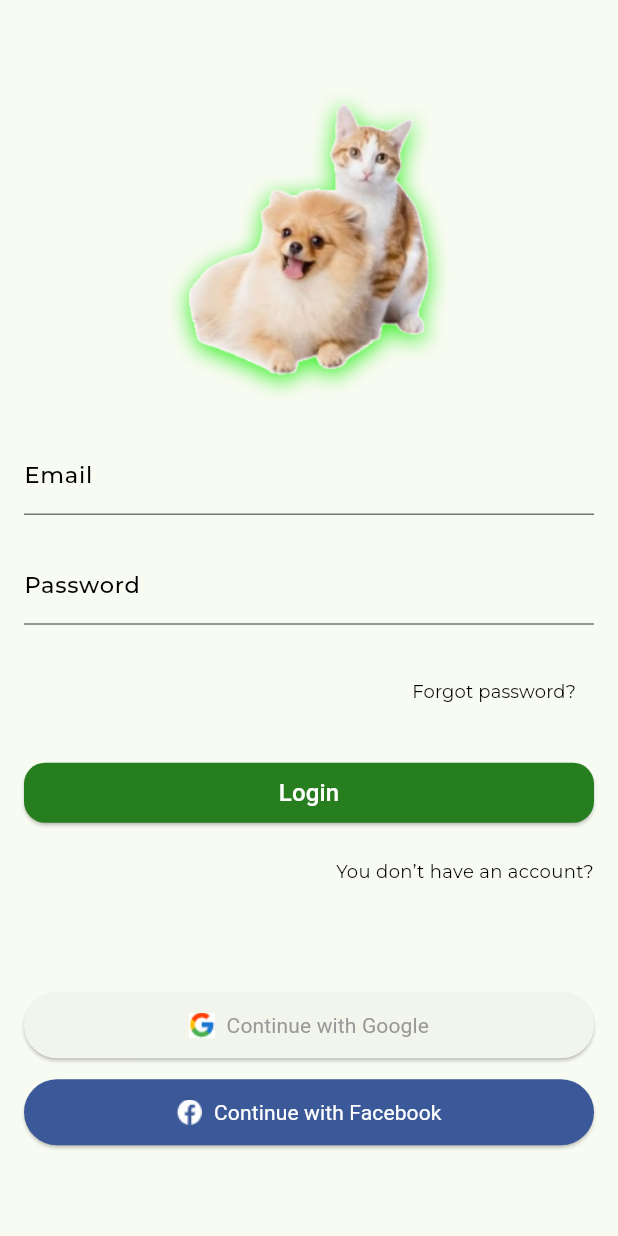
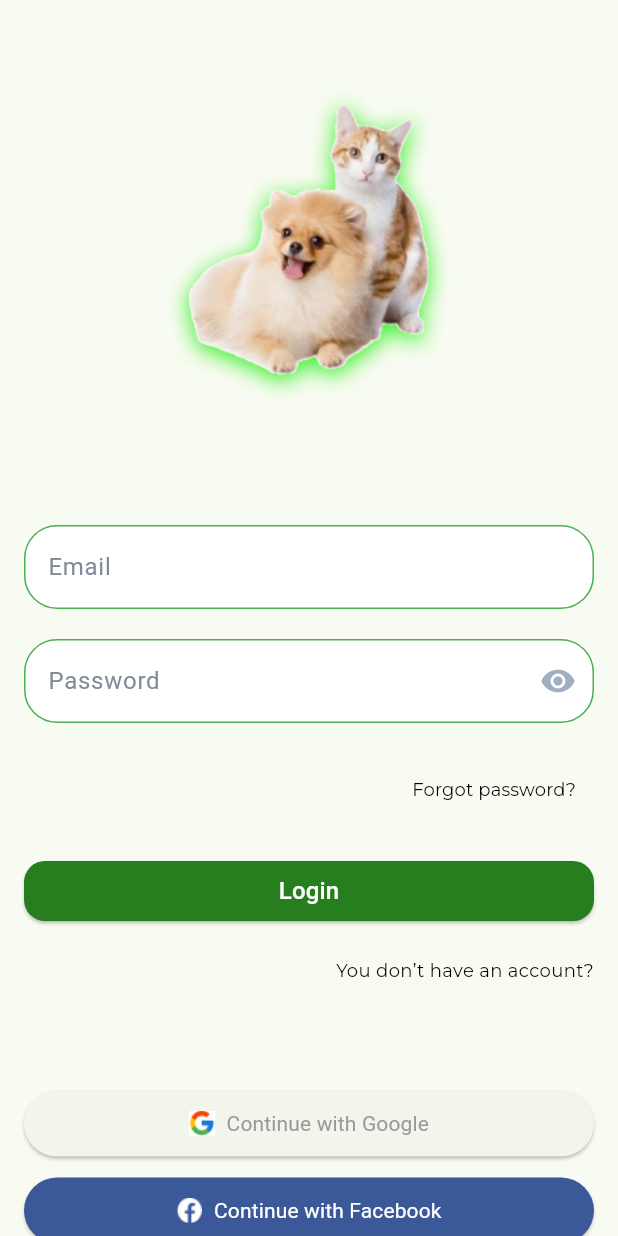
Before and after one commit to mustafalada36/pet_app, a Flutter app: the loginScreen screen opened directly, on a phone screen of 412 x 824 dp. Run offline on Flutter 3.47's test engine with Material 3 defaults, Android fonts, the phone set to English and light mode, and no system bars; our stand-ins replace cloud_firestore, curved_navigation_bar, firebase_auth, firebase_core, google_fonts; accounts and stored records are empty.

Commit message:
Ok ki report

```diff
--- a/lib/Screens/loginscreen.dart
+++ b/lib/Screens/loginscreen.dart
@@ -1,8 +1,49 @@
 import 'package:flutter/material.dart';
 import 'package:google_fonts/google_fonts.dart';
-import 'package:pet_app/Screens/otpscreen.dart'; // Import the google_fonts package
+import 'package:pet_app/Screens/getStarted.dart';
+import 'package:pet_app/Screens/otpscreen.dart';
+import '../Firebase_services/authetication.dart';
+import '../Firebase_services/snack_bar.dart'; // Import the google_fonts package
 
-class loginScreen extends StatelessWidget {
+class loginScreen extends StatefulWidget {
+  @override
+  State<loginScreen> createState() => _loginScreenState();
+}
+
+class _loginScreenState extends State<loginScreen> {
+  bool _obscureText = true;
+  final TextEditingController emailController = TextEditingController();
+  final TextEditingController passController = TextEditingController();
+  bool isLoading = false;
+
+  @override
+  void dispose() {
+    super.dispose();
+    emailController.dispose();
+    passController.dispose();
+  }
+
+  void loginUsers() async {
+    String res = await AuthServices().loginUser(
+      email: emailController.text,
+      password: passController.text,
+    );
+    //if login  successful go ahead a=otherwise show error
+    if (res == 'Successful') {
+      setState(() {
+        isLoading = true;
+      });
+      //next screen
+      Navigator.pushReplacement(
+          context, MaterialPageRoute(builder: (context) => getStarted()));
+    } else {
+      setState(() {
+        isLoading = false;
+      });
+      showSnackBar(context, res);
+    }
+  }
+
   @override
   Widget build(BuildContext context) {
     return Scaffold(
@@ -18,47 +59,56 @@ class loginScreen extends StatelessWidget {
                   child: Image.asset('assets/images/loginimg.png',
                       width: 360.0, height: 214.0),
                 ),
-                const SizedBox(height: 20),
-                TextField(
+                const SizedBox(height: 80),
+                TextFormField(
+                  controller: emailController,
                   decoration: InputDecoration(
                     labelText: 'Email',
-                    labelStyle: GoogleFonts.montserrat(
-                      fontWeight: FontWeight.w500,
-                      fontSize: 15,
-                      color: Colors.black,
+                    enabledBorder: OutlineInputBorder(
+                        borderSide: BorderSide(color: Colors.green),
+                        borderRadius: BorderRadius.circular(22)),
+                    focusedBorder: OutlineInputBorder(
+                        borderSide: BorderSide(color: Colors.green),
+                        borderRadius: BorderRadius.circular(22)),
+                    labelStyle: TextStyle(
+                      color: Color(0xFF808B9A),
                     ),
-                    border: const UnderlineInputBorder(
-                      borderSide: BorderSide(
-                        color: Colors.black,
-                      ),
-                    ),
-                  ),
-                  style: GoogleFonts.montserrat(
-                    fontWeight: FontWeight.w500,
-                    fontSize: 15,
-                    color: Colors.black,
+                    border: InputBorder.none,
+                    filled: true,
+                    fillColor: Colors.white,
                   ),
                 ),
                 const SizedBox(height: 20),
-                TextField(
-                  obscureText: true,
+                TextFormField(
+                  controller: passController,
+                  obscureText: _obscureText,
                   decoration: InputDecoration(
                     labelText: 'Password',
-                    labelStyle: GoogleFonts.montserrat(
-                      fontWeight: FontWeight.w500,
-                      fontSize: 15,
-                      color: Colors.black,
+                    enabledBorder: OutlineInputBorder(
+                        borderSide: BorderSide(color: Colors.green),
+                        borderRadius: BorderRadius.circular(22)),
+                    focusedBorder: OutlineInputBorder(
+                        borderSide: BorderSide(color: Colors.green),
+                        borderRadius: BorderRadius.circular(22)),
+                    labelStyle: const TextStyle(
+                      color: Color(0xFF808B9A),
                     ),
-                    border: const UnderlineInputBorder(
-                      borderSide: BorderSide(
-                        color: Colors.black,
+                    border: InputBorder.none,
+                    filled: true,
+                    fillColor: Colors.white,
+                    suffixIcon: IconButton(
+                      icon: Icon(
+                        _obscureText
+                            ? Icons.visibility
+                            : Icons.visibility_off,
+                        color: const Color(0xFFA0AEC0),
                       ),
+                      onPressed: () {
+                        setState(() {
+                          _obscureText = !_obscureText;
+                        });
+                      },
                     ),
-                  ),
-                  style: GoogleFonts.montserrat(
-                    fontWeight: FontWeight.w500,
-                    fontSize: 15,
-                    color: Colors.black,
                   ),
                 ),
                 const SizedBox(height: 20),
@@ -83,13 +133,7 @@ class loginScreen extends StatelessWidget {
                   children: [
                     Expanded(
                       child: ElevatedButton(
-                        onPressed: () {
-                          Navigator.push(
-                            context,
-                            MaterialPageRoute(
-                                builder: (context) => const OTPScreen()),
-                          );
-                        },
+                        onPressed: loginUsers,
                         style: ButtonStyle(
                           backgroundColor: WidgetStateProperty.all<Color>(
                               const Color(0xFF267E1E)),
--- a/lib/main.dart
+++ b/lib/main.dart
@@ -60,7 +60,7 @@ class MyApp extends StatelessWidget {
         colorScheme: ColorScheme.fromSeed(seedColor: const Color(0xFF267E1E)),
         useMaterial3: true,
       ),
-      home: SignUpScreen(),
+      home: loginScreen(),
 
       //shows
       // debugShowCheckedModeBanner: false,
```
